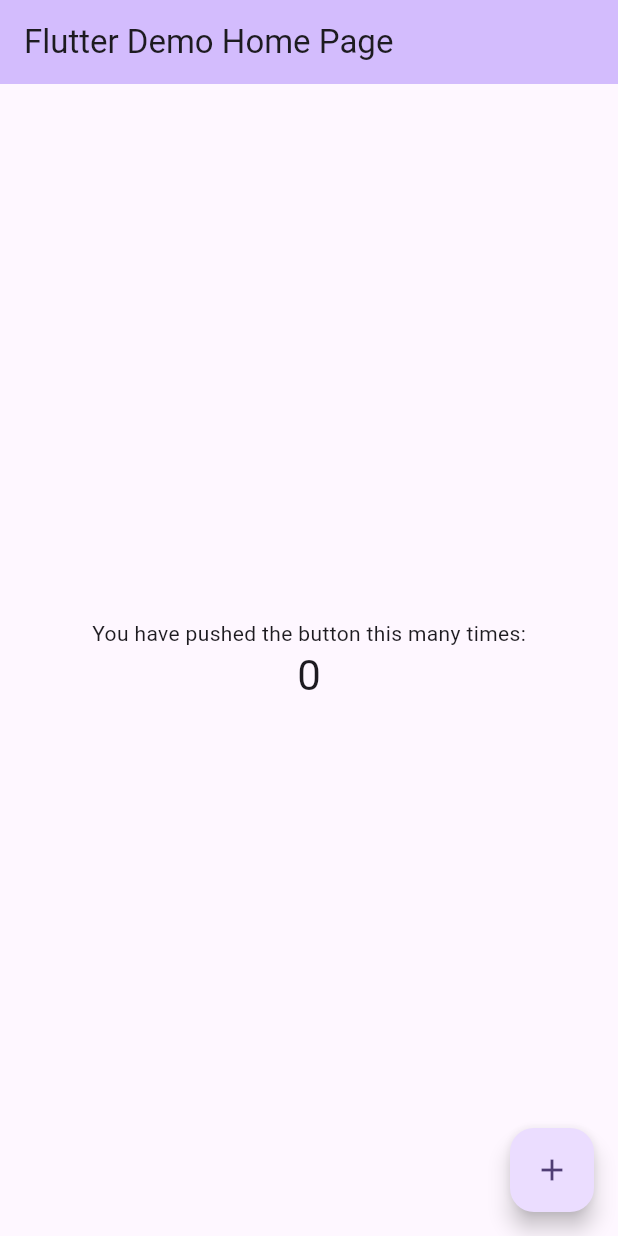
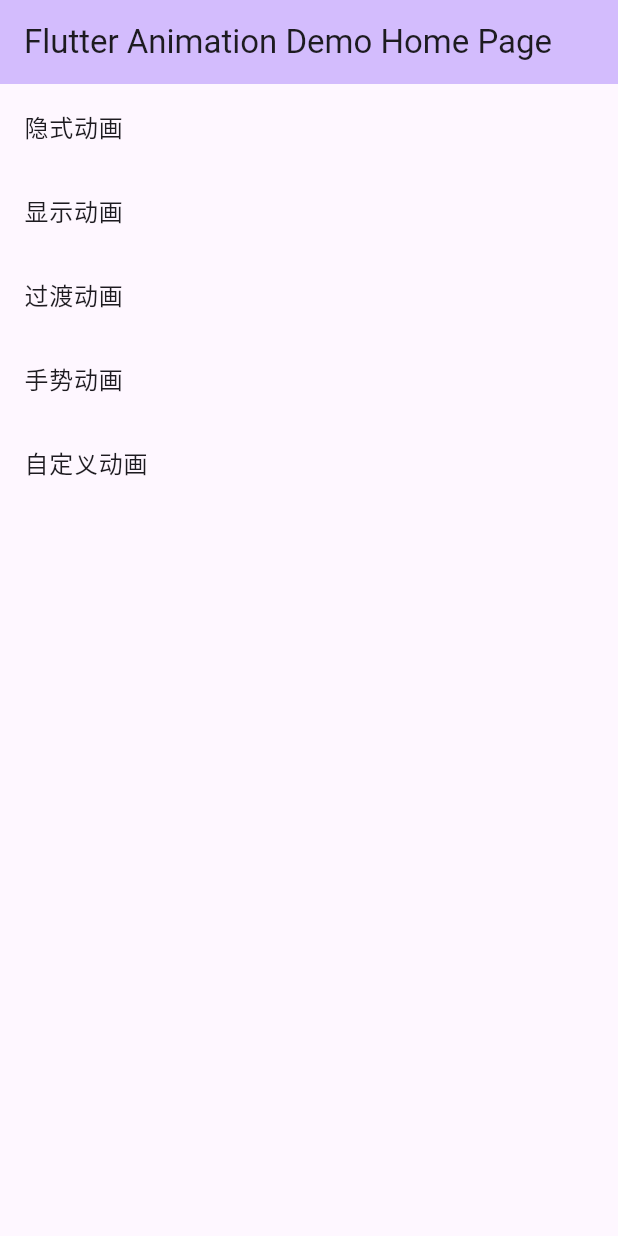
Before and after one commit to StanleyCocos/flutter_animation, a Flutter app: the screen it shows after launch, on a phone screen of 412 x 824 dp. Run offline on Flutter 3.47's test engine with Material 3 defaults, Android fonts, the phone set to English and light mode, and no system bars.

Commit message:
- 隐式动画 	- AnimatedContainer 	- AnimatedOpacity 	- AnimatedPositioned 	- AnimatedPadding 	- AnimatedAlign 	- AnimatedDefaultTextStyle

```diff
--- a/lib/main.dart
+++ b/lib/main.dart
@@ -1,4 +1,6 @@
 import 'package:flutter/material.dart';
+
+import 'implicit/implicit_page.dart';
 
 void main() {
   runApp(const MyApp());
@@ -7,46 +9,21 @@ void main() {
 class MyApp extends StatelessWidget {
   const MyApp({super.key});
 
-  // This widget is the root of your application.
   @override
   Widget build(BuildContext context) {
     return MaterialApp(
-      title: 'Flutter Demo',
+      title: 'Flutter Animation Demo',
       theme: ThemeData(
-        // This is the theme of your application.
-        //
-        // TRY THIS: Try running your application with "flutter run". You'll see
-        // the application has a purple toolbar. Then, without quitting the app,
-        // try changing the seedColor in the colorScheme below to Colors.green
-        // and then invoke "hot reload" (save your changes or press the "hot
-        // reload" button in a Flutter-supported IDE, or press "r" if you used
-        // the command line to start the app).
-        //
-        // Notice that the counter didn't reset back to zero; the application
-        // state is not lost during the reload. To reset the state, use hot
-        // restart instead.
-        //
-        // This works for code too, not just values: Most code changes can be
-        // tested with just a hot reload.
         colorScheme: ColorScheme.fromSeed(seedColor: Colors.deepPurple),
         useMaterial3: true,
       ),
-      home: const MyHomePage(title: 'Flutter Demo Home Page'),
+      home: const MyHomePage(title: 'Flutter Animation Demo Home Page'),
     );
   }
 }
 
 class MyHomePage extends StatefulWidget {
   const MyHomePage({super.key, required this.title});
-
-  // This widget is the home page of your application. It is stateful, meaning
-  // that it has a State object (defined below) that contains fields that affect
-  // how it looks.
-
-  // This class is the configuration for the state. It holds the values (in this
-  // case the title) provided by the parent (in this case the App widget) and
-  // used by the build method of the State. Fields in a Widget subclass are
-  // always marked "final".
 
   final String title;
 
@@ -55,71 +32,48 @@ class MyHomePage extends StatefulWidget {
 }
 
 class _MyHomePageState extends State<MyHomePage> {
-  int _counter = 0;
-
-  void _incrementCounter() {
-    setState(() {
-      // This call to setState tells the Flutter framework that something has
-      // changed in this State, which causes it to rerun the build method below
-      // so that the display can reflect the updated values. If we changed
-      // _counter without calling setState(), then the build method would not be
-      // called again, and so nothing would appear to happen.
-      _counter++;
-    });
-  }
+  final List<String> _list = [
+    '隐式动画',
+    '显示动画',
+    '过渡动画',
+    '手势动画',
+    '自定义动画',
+  ];
 
   @override
   Widget build(BuildContext context) {
-    // This method is rerun every time setState is called, for instance as done
-    // by the _incrementCounter method above.
-    //
-    // The Flutter framework has been optimized to make rerunning build methods
-    // fast, so that you can just rebuild anything that needs updating rather
-    // than having to individually change instances of widgets.
     return Scaffold(
       appBar: AppBar(
-        // TRY THIS: Try changing the color here to a specific color (to
-        // Colors.amber, perhaps?) and trigger a hot reload to see the AppBar
-        // change color while the other colors stay the same.
         backgroundColor: Theme.of(context).colorScheme.inversePrimary,
-        // Here we take the value from the MyHomePage object that was created by
-        // the App.build method, and use it to set our appbar title.
         title: Text(widget.title),
       ),
-      body: Center(
-        // Center is a layout widget. It takes a single child and positions it
-        // in the middle of the parent.
-        child: Column(
-          // Column is also a layout widget. It takes a list of children and
-          // arranges them vertically. By default, it sizes itself to fit its
-          // children horizontally, and tries to be as tall as its parent.
-          //
-          // Column has various properties to control how it sizes itself and
-          // how it positions its children. Here we use mainAxisAlignment to
-          // center the children vertically; the main axis here is the vertical
-          // axis because Columns are vertical (the cross axis would be
-          // horizontal).
-          //
-          // TRY THIS: Invoke "debug painting" (choose the "Toggle Debug Paint"
-          // action in the IDE, or press "p" in the console), to see the
-          // wireframe for each widget.
-          mainAxisAlignment: MainAxisAlignment.center,
-          children: <Widget>[
-            const Text(
-              'You have pushed the button this many times:',
-            ),
-            Text(
-              '$_counter',
-              style: Theme.of(context).textTheme.headlineMedium,
-            ),
-          ],
-        ),
+      body: ListView.builder(
+        itemCount: _list.length,
+        itemBuilder: (context, index) {
+          return ListTile(
+            title: Text(_list[index]),
+            onTap: ()=> _onTap(index),
+          );
+        },
       ),
-      floatingActionButton: FloatingActionButton(
-        onPressed: _incrementCounter,
-        tooltip: 'Increment',
-        child: const Icon(Icons.add),
-      ), // This trailing comma makes auto-formatting nicer for build methods.
     );
   }
+
+
+  Route _createPage(int index) {
+    Widget page;
+    switch(index){
+      case 0:
+        page = const ImplicitPage();
+        break;
+      default:
+        page = Container();
+        break;
+    }
+    return MaterialPageRoute(builder: (_) => page);
+  }
+
+  void _onTap(int index){
+    Navigator.push(context, _createPage(index));
+  }
 }
```
Also changed, not shown: lib/explicit/explicit_page.dart (added, +19 -0 lines), lib/implicit/implicit_animation_page.dart (added, +147 -0 lines), lib/implicit/implicit_page.dart (added, +53 -0 lines), 2 other files.
